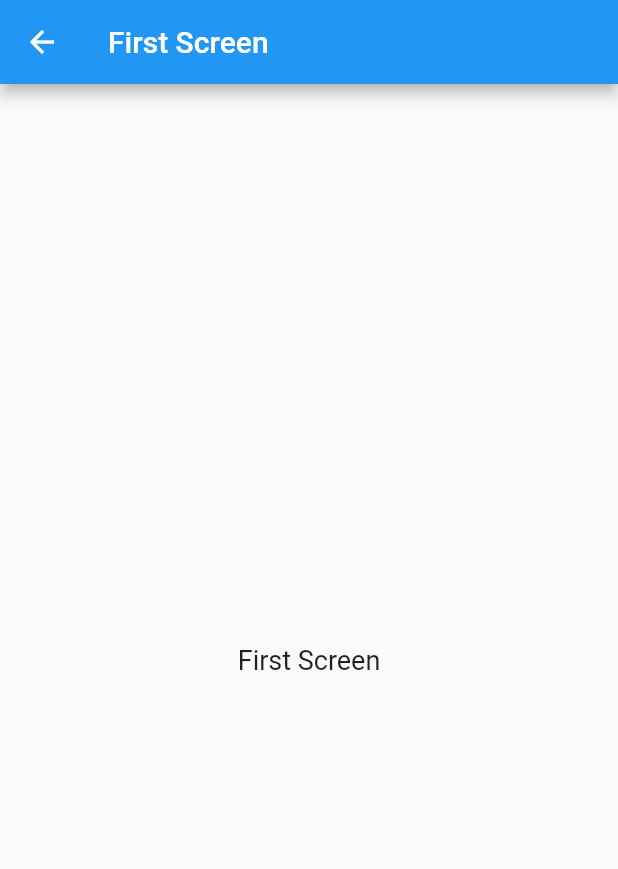
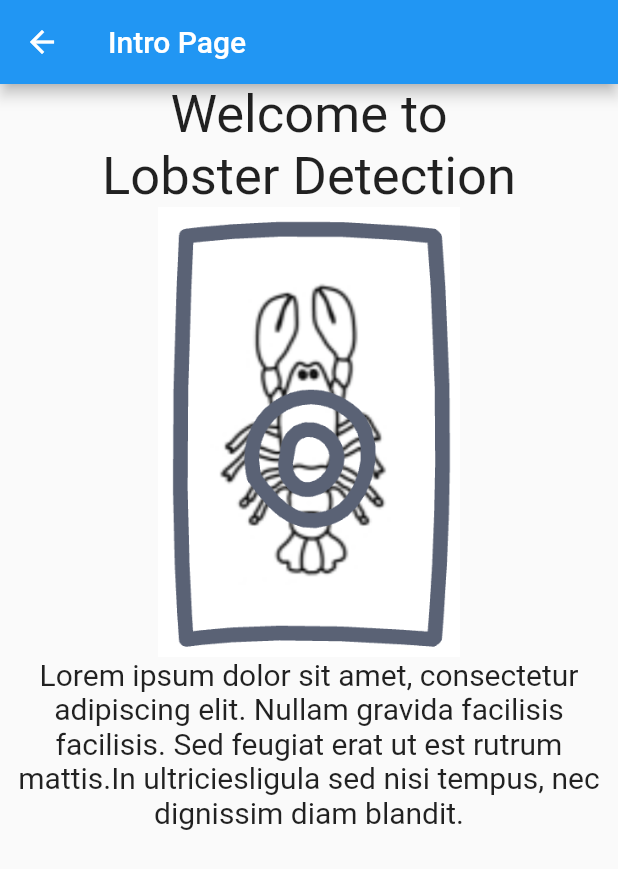
Before and after one commit to CSCIX691DAL/lobster-detection, a Flutter app: the screen it shows after launch, on a phone screen of 412 x 824 dp. Shown: the top 869 px of the screen. Run offline on Flutter 3.47's test engine with Material 2 defaults, Android fonts, the light colour scheme and no system bars; our stand-ins replace flutter_spinkit; Roboto replaces fonts that are missing (Montserrat).

Commit message:
intro_page

```diff
--- a/lobster_detection/lib/firstScreen.dart
+++ b/lobster_detection/lib/firstScreen.dart
@@ -5,11 +5,55 @@ class FirstScreen extends StatelessWidget {
   Widget build(BuildContext context) {
     return Scaffold(
         appBar: AppBar(
-          title: Text('First Screen'),
+          title: Text('Intro Page'),
         ),
-        body: Center(
-          child: Text('First Screen', style: TextStyle(fontSize: 18.0)),
-        )
+        body: Column(
+            crossAxisAlignment: CrossAxisAlignment.stretch,
+            children: <Widget>[
+              Text('Welcome to \nLobster Detection',
+                  textAlign: TextAlign.center,
+                  style: TextStyle(
+                      fontFamily: 'Montserrat',
+                      fontSize: 35.0
+                  )),
+              Image.asset('assets/intro_pg_lobster.png',height:300.0),
+
+              Text('Lorem ipsum dolor sit amet, consectetur adipiscing elit. Nullam gravida facilisis facilisis. '
+                  'Sed feugiat erat ut est rutrum mattis.'
+                  'In ultriciesligula sed nisi tempus, nec dignissim diam blandit. ',
+                  textAlign: TextAlign.center,
+                  style: TextStyle(
+                  fontFamily: 'Montserrat',
+                  fontSize: 20.0
+              ))
+            ]
+          )
+        );
+  }
+}
+
+class MyStatelessWidget extends StatelessWidget {
+  const MyStatelessWidget({Key key}) : super(key:key);
+
+  @override
+
+  Widget build(BuildContext context) {
+    ElevatedButton(
+      onPressed: () {
+        // Button response
+      },
+      child: Text('Got it'),
     );
   }
+  /*
+  Widget build(BuildContext context) {
+    return OutlinedButton(
+      onPressed: () {
+        // take me to a new page
+      },
+      child: const Text('Got It'),
+    );
+  }
+   */
+
 }
--- a/lobster_detection/pubspec.yaml
+++ b/lobster_detection/pubspec.yaml
@@ -47,7 +47,9 @@ flutter:
 
   # To add assets to your application, add an assets section, like this:
   assets:
+    - assets/intro_pg_lobster.png
     - assets/lobster.png
+
   #   - images/a_dot_burr.jpeg
   #   - images/a_dot_ham.jpeg
 
```
Also changed, not shown: lobster_detection/assets/intro_pg_lobster.png (added).
